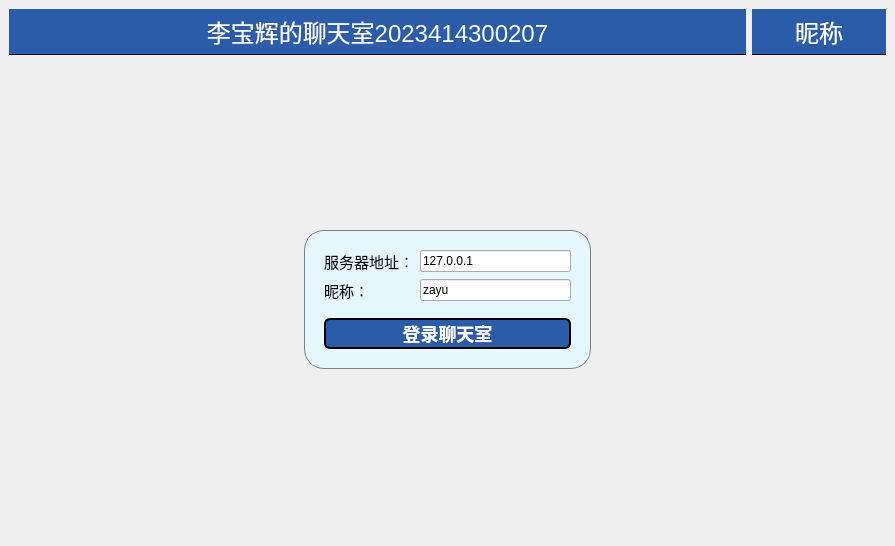
Zerotwo00000/Lab5, file ChatClient/mainwindow.ui: the form before one commit.
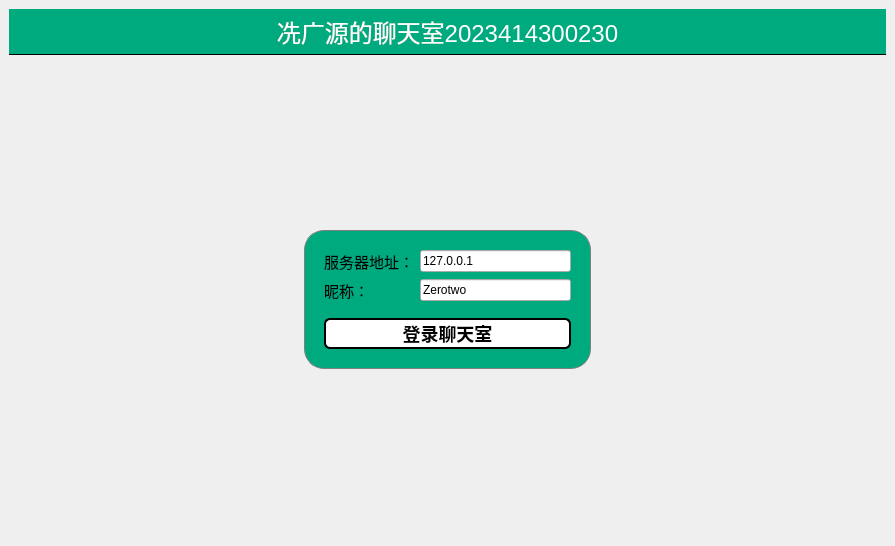
The form after the commit. The open tabs and pages were chosen to show the change.

Commit message: 第一次提交：创建subdirs项目，完成界面设计

Diff of the .ui file:
```diff
--- a/ChatClient/mainwindow.ui
+++ b/ChatClient/mainwindow.ui
@@ -22,30 +22,19 @@
     background: white;
     border: none;
 	border-bottom: 1px solid black;
-	background-color: #2a5caa;
-}
-
-#nickname {
-    color: white;
-    font-size: 24px;
-    text-align: center;
-    padding: 5px;
-    background: white;
-    border: none;
-	border-bottom: 1px solid black;
-	background-color: #2a5caa;
+	background-color: rgba(0,170,127,255);
 }
 
 #loginFrame {
-    background-color: #e6f7ff;
+    background-color: rgba(0,170,127,255);
     border-radius: 20px;
     padding: 10px;
     border: 1px solid gray;
 }
 
 #loginButton {
-    background-color: #2a5caa;
-    color: white; /* 白色文字 */
+    background-color:white;
+    color: black; /* 白色文字 */
     border: 2px solid #000000; /* 黑色边框 */
     border-radius: 6px;
     font-size: 18px;
@@ -53,8 +42,8 @@
 }</string>
   </property>
   <widget class="QWidget" name="centralwidget">
-   <layout class="QGridLayout" name="gridLayout_4">
-    <item row="0" column="0">
+   <layout class="QVBoxLayout" name="verticalLayout">
+    <item>
      <widget class="QLabel" name="title">
       <property name="font">
        <font>
@@ -65,30 +54,14 @@
        <string notr="true"/>
       </property>
       <property name="text">
-       <string>李宝辉的聊天室2023414300207</string>
+       <string>冼广源的聊天室2023414300230</string>
       </property>
       <property name="alignment">
        <set>Qt::AlignCenter</set>
       </property>
      </widget>
     </item>
-    <item row="0" column="1">
-     <widget class="QLabel" name="nickname">
-      <property name="maximumSize">
-       <size>
-        <width>134</width>
-        <height>16777215</height>
-       </size>
-      </property>
-      <property name="text">
-       <string>昵称</string>
-      </property>
-      <property name="alignment">
-       <set>Qt::AlignCenter</set>
-      </property>
-     </widget>
-    </item>
-    <item row="1" column="0" colspan="2">
+    <item>
      <widget class="QStackedWidget" name="stackedWidget">
       <property name="currentIndex">
        <number>0</number>
@@ -214,7 +187,7 @@
              <item row="1" column="1">
               <widget class="QLineEdit" name="UserNameEdit">
                <property name="text">
-                <string>zayu</string>
+                <string>Zerotwo</string>
                </property>
               </widget>
              </item>
```
Left out of the diff: 18 changed lines with no effect on the pictures. The commit also changes 1 other file.
